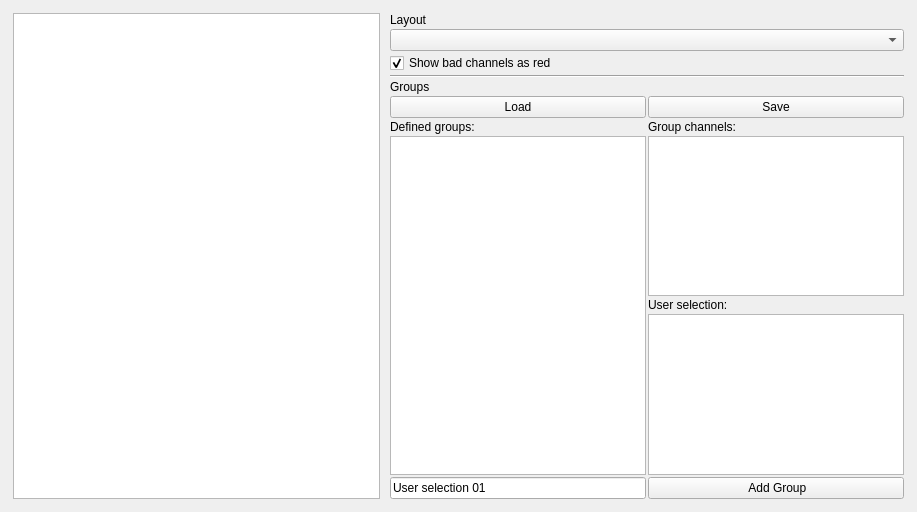
Before: the Qt Designer form libraries/disp/viewers/formfiles/channelselectionview.ui in mne-tools/mne-cpp, drawn with Qt 5.
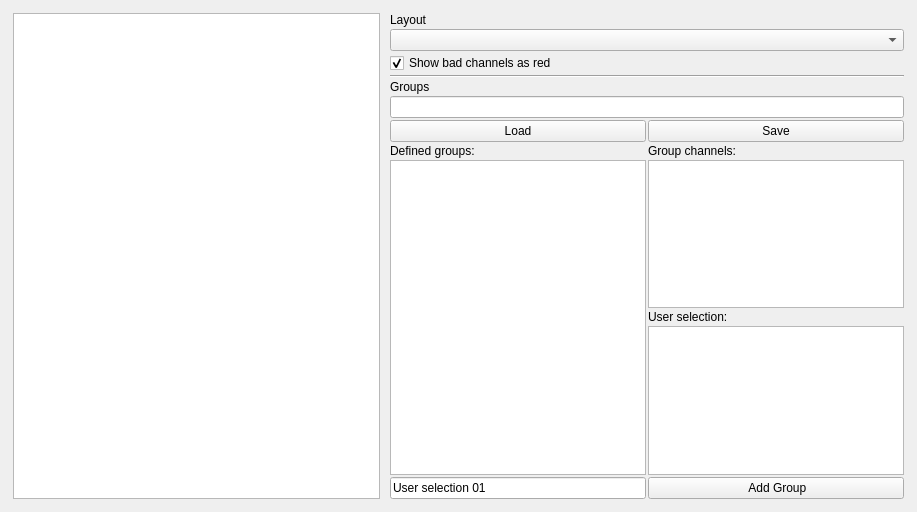
After: the same form once the commit is applied.

Commit message: ENH: loaded file indicator, refresh on group change

Patch:
```diff
--- a/libraries/disp/viewers/formfiles/channelselectionview.ui
+++ b/libraries/disp/viewers/formfiles/channelselectionview.ui
@@ -83,7 +83,7 @@
         </property>
         <item>
          <layout class="QGridLayout" name="gridLayout_6">
-          <item row="10" column="1">
+          <item row="12" column="1">
            <widget class="QLabel" name="label">
             <property name="sizePolicy">
              <sizepolicy hsizetype="Minimum" vsizetype="Minimum">
@@ -96,7 +96,7 @@
             </property>
            </widget>
           </item>
-          <item row="14" column="2">
+          <item row="16" column="2">
            <spacer name="verticalSpacer_2">
             <property name="orientation">
              <enum>Qt::Vertical</enum>
@@ -123,7 +123,7 @@
             </property>
            </widget>
           </item>
-          <item row="11" column="1" rowspan="2">
+          <item row="13" column="1" rowspan="2">
            <widget class="QListWidget" name="m_listWidget_visibleChannels">
             <property name="sizePolicy">
              <sizepolicy hsizetype="Expanding" vsizetype="Expanding">
@@ -157,7 +157,7 @@
             </property>
            </widget>
           </item>
-          <item row="11" column="0" rowspan="4">
+          <item row="13" column="0" rowspan="4">
            <widget class="QListWidget" name="m_listWidget_selectionGroups">
             <property name="sizePolicy">
              <sizepolicy hsizetype="Expanding" vsizetype="Preferred">
@@ -186,35 +186,7 @@
             </property>
            </widget>
           </item>
-          <item row="8" column="1">
-           <widget class="QPushButton" name="m_pushButton_saveSelection">
-            <property name="enabled">
-             <bool>true</bool>
-            </property>
-            <property name="sizePolicy">
-             <sizepolicy hsizetype="Preferred" vsizetype="Fixed">
-              <horstretch>0</horstretch>
-              <verstretch>0</verstretch>
-             </sizepolicy>
-            </property>
-            <property name="minimumSize">
-             <size>
-              <width>0</width>
-              <height>0</height>
-             </size>
-            </property>
-            <property name="maximumSize">
-             <size>
-              <width>300</width>
-              <height>16777215</height>
-             </size>
-            </property>
-            <property name="text">
-             <string>Save</string>
-            </property>
-           </widget>
-          </item>
-          <item row="13" column="1">
+          <item row="15" column="1">
            <widget class="QLabel" name="label_5">
             <property name="sizePolicy">
              <sizepolicy hsizetype="Minimum" vsizetype="Minimum">
@@ -233,7 +205,7 @@
             </property>
            </widget>
           </item>
-          <item row="16" column="1">
+          <item row="18" column="1">
            <widget class="QPushButton" name="m_pushButton_addToSelectionGroups">
             <property name="sizePolicy">
              <sizepolicy hsizetype="Fixed" vsizetype="Fixed">
@@ -280,7 +252,7 @@
             </property>
            </widget>
           </item>
-          <item row="16" column="0">
+          <item row="18" column="0">
            <widget class="QLineEdit" name="m_lineEdit_selectionGroupName">
             <property name="sizePolicy">
              <sizepolicy hsizetype="Fixed" vsizetype="Fixed">
@@ -305,34 +277,6 @@
             </property>
            </widget>
           </item>
-          <item row="8" column="0">
-           <widget class="QPushButton" name="m_pushButton_loadSelection">
-            <property name="enabled">
-             <bool>true</bool>
-            </property>
-            <property name="sizePolicy">
-             <sizepolicy hsizetype="Preferred" vsizetype="Fixed">
-              <horstretch>0</horstretch>
-              <verstretch>0</verstretch>
-             </sizepolicy>
-            </property>
-            <property name="minimumSize">
-             <size>
-              <width>0</width>
-              <height>0</height>
-             </size>
-            </property>
-            <property name="maximumSize">
-             <size>
-              <width>300</width>
-              <height>16777215</height>
-             </size>
-            </property>
-            <property name="text">
-             <string>Load</string>
-            </property>
-           </widget>
-          </item>
           <item row="2" column="0" colspan="2">
            <widget class="QCheckBox" name="m_checkBox_showBadChannelsAsRed">
             <property name="text">
@@ -343,7 +287,7 @@
             </property>
            </widget>
           </item>
-          <item row="11" column="2">
+          <item row="13" column="2">
            <spacer name="verticalSpacer">
             <property name="orientation">
              <enum>Qt::Vertical</enum>
@@ -356,7 +300,7 @@
             </property>
            </spacer>
           </item>
-          <item row="10" column="0">
+          <item row="12" column="0">
            <widget class="QLabel" name="label_2">
             <property name="sizePolicy">
              <sizepolicy hsizetype="Fixed" vsizetype="Fixed">
@@ -381,7 +325,7 @@
             </property>
            </widget>
           </item>
-          <item row="14" column="1">
+          <item row="16" column="1">
            <widget class="QListWidget" name="m_listWidget_userDefined">
             <property name="sizePolicy">
              <sizepolicy hsizetype="Expanding" vsizetype="Expanding">
@@ -418,6 +362,69 @@
             </property>
            </widget>
           </item>
+          <item row="9" column="0">
+           <widget class="QPushButton" name="m_pushButton_loadSelection">
+            <property name="enabled">
+             <bool>true</bool>
+            </property>
+            <property name="sizePolicy">
+             <sizepolicy hsizetype="Preferred" vsizetype="Fixed">
+              <horstretch>0</horstretch>
+              <verstretch>0</verstretch>
+             </sizepolicy>
+            </property>
+            <property name="minimumSize">
+             <size>
+              <width>0</width>
+              <height>0</height>
+             </size>
+            </property>
+            <property name="maximumSize">
+             <size>
+              <width>300</width>
+              <height>16777215</height>
+             </size>
+            </property>
+            <property name="text">
+             <string>Load</string>
+            </property>
+           </widget>
+          </item>
+          <item row="9" column="1">
+           <widget class="QPushButton" name="m_pushButton_saveSelection">
+            <property name="enabled">
+             <bool>true</bool>
+            </property>
+            <property name="sizePolicy">
+             <sizepolicy hsizetype="Preferred" vsizetype="Fixed">
+              <horstretch>0</horstretch>
+              <verstretch>0</verstretch>
+             </sizepolicy>
+            </property>
+            <property name="minimumSize">
+             <size>
+              <width>0</width>
+              <height>0</height>
+             </size>
+            </property>
+            <property name="maximumSize">
+             <size>
+              <width>300</width>
+              <height>16777215</height>
+             </size>
+            </property>
+            <property name="text">
+             <string>Save</string>
+            </property>
+           </widget>
+          </item>
+          <item row="8" column="0" colspan="2">
+           <widget class="QLineEdit" name="m_lineEdit_loadedFile">
+            <property name="readOnly">
+             <bool>true</bool>
+            </property>
+           </widget>
+          </item>
          </layout>
         </item>
        </layout>
```
The commit also changes 1 other file.
